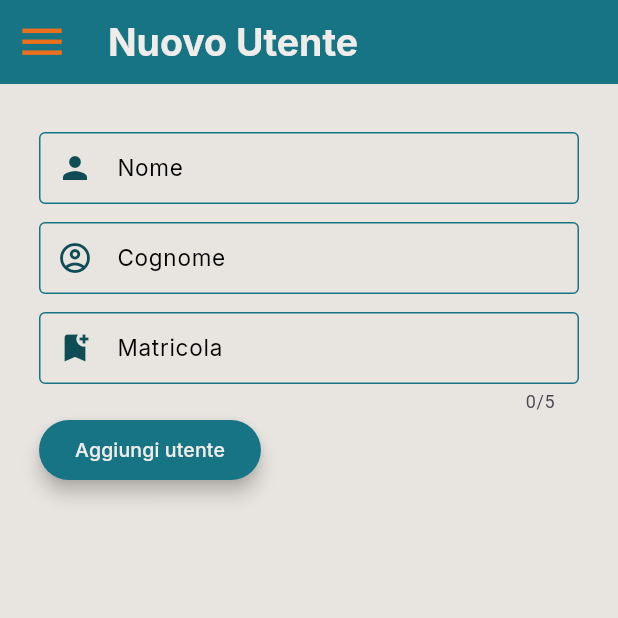
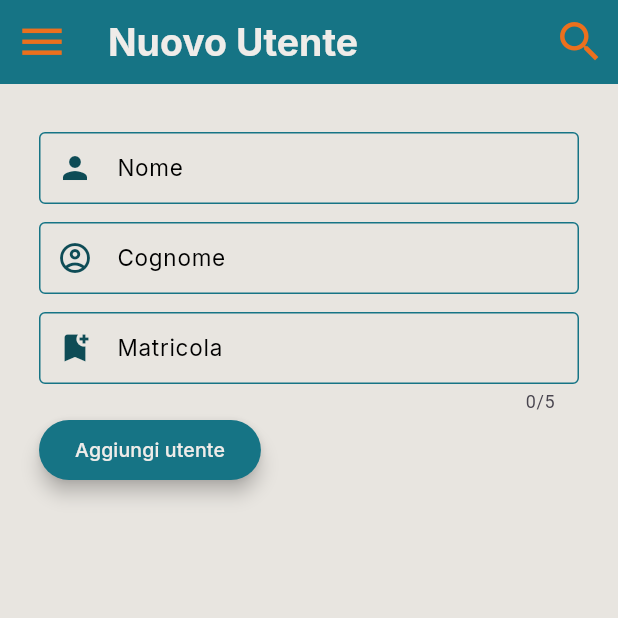
Before and after one commit to apiantonio/OneTask, a Flutter app: the AddUser screen opened directly, on a phone screen of 412 x 824 dp, the top half of it. Run offline on Flutter 3.47's test engine with Material 3 defaults, Android fonts, the light colour scheme and no system bars; our stand-ins replace fl_chart, google_fonts, shared_preferences, sqflite; accounts and stored records are empty.

Commit message:
Oveflow nome progetto nella dashboard risolto e searchbar in nuovo utente

```diff
--- a/lib/screens/add_user.dart
+++ b/lib/screens/add_user.dart
@@ -13,7 +13,7 @@ class AddUser extends StatelessWidget {
   Widget build(BuildContext context) {
     return const Scaffold(
       backgroundColor: Color(0XFFE8E5E0),   //il colore di background di questa pagina
-      appBar: OTAppBar(title: 'Nuovo Utente', withSearchbar: false),    //nell'appbar questo sarà il testo visualizzato
+      appBar: OTAppBar(title: 'Nuovo Utente'),    //nell'appbar questo sarà il testo visualizzato
       drawer: OTDrawer(),
       body: SingleChildScrollView( // Permette allo schermo di scorrere se il form è troppo grande per lo schermo
         child: Padding(
```
Also changed, not shown: lib/screens/dashboard_view.dart (+6 -1 lines).
